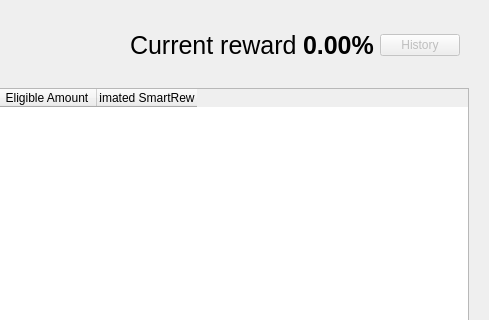
This is src/qt/forms/smartrewardslist.ui in SmartCash/Core-Smart as Qt 5 draws it before an edit; both pictures show x 322 to 811 and y 0 to 320 of the 811 by 457 pixel window. The edited form follows.
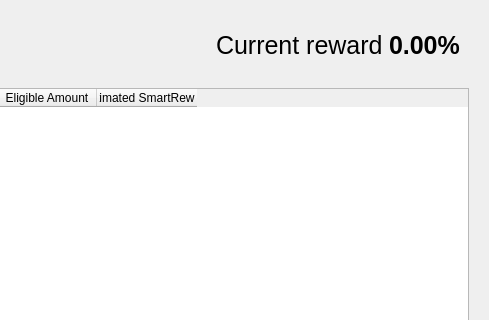
This is the edited form. The open tabs and pages were chosen to show the change. Custom widgets are drawn as their Qt base class.

Patch:
```diff
--- a/src/qt/forms/smartrewardslist.ui
+++ b/src/qt/forms/smartrewardslist.ui
@@ -411,16 +411,6 @@
               </property>
              </widget>
             </item>
-            <item>
-             <widget class="QPushButton" name="historyButton">
-              <property name="enabled">
-               <bool>false</bool>
-              </property>
-              <property name="text">
-               <string>History</string>
-              </property>
-             </widget>
-            </item>
            </layout>
           </item>
          </layout>
```
